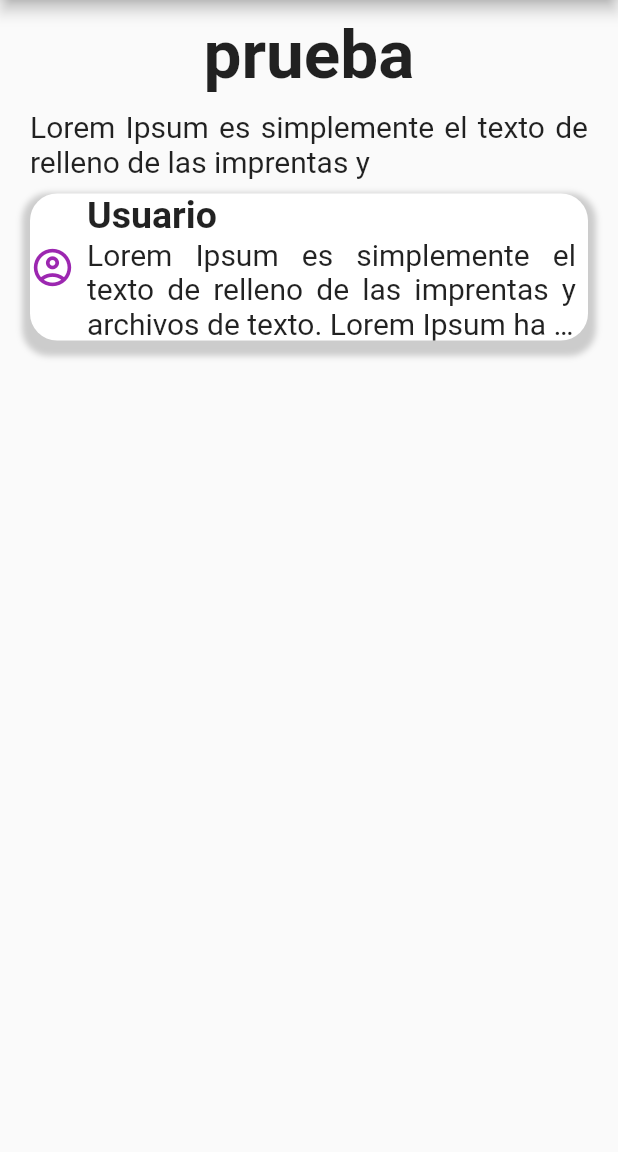
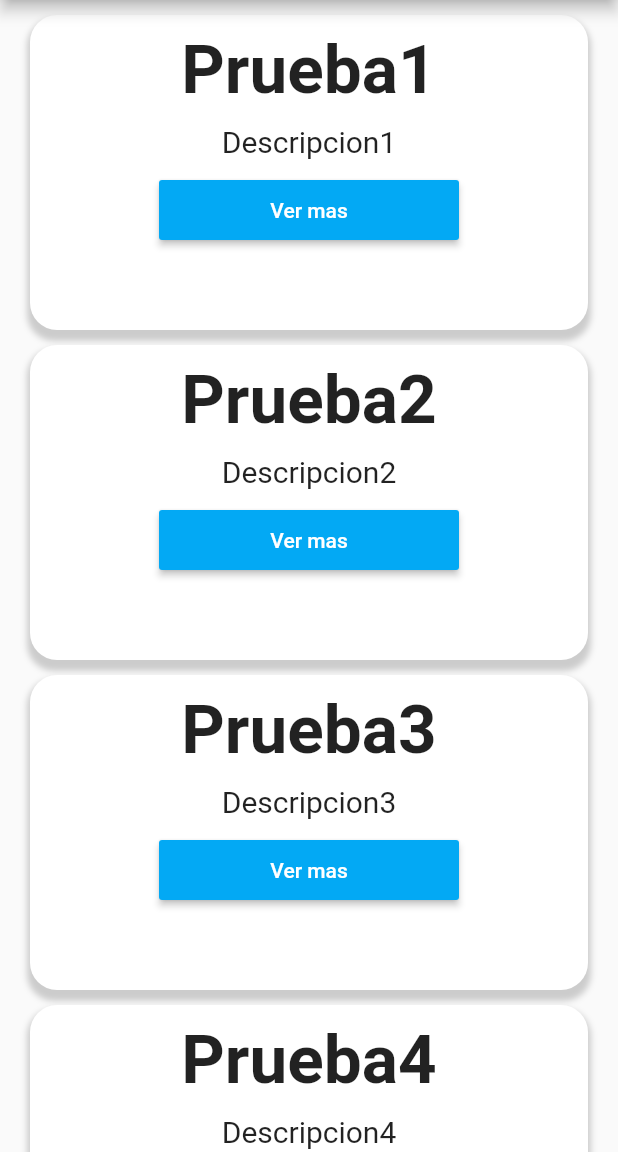
Before and after one commit to PiedraFernando/GestorProyectos, a Flutter app: the screen it shows after launch, on a phone screen of 412 x 824 dp, the part 84-1236 px from its top. Run offline on Flutter 3.47's test engine with Material 2 defaults, Android fonts, the phone set to English and light mode, and no system bars.

Commit message:
Estructura general casi listra

```diff
--- a/lib/main.dart
+++ b/lib/main.dart
@@ -1,7 +1,5 @@
 import 'package:flutter/material.dart';
-import 'package:gestor_proyectos/proyecto/widgets/comentario.dart';
-import 'package:gestor_proyectos/proyecto/widgets/titulo.dart';
-import 'package:gestor_proyectos/proyecto/widgets/descripcion.dart';
+import 'package:gestor_proyectos/proyecto/widgets/contenedorPrevistaProyecto.dart';
 
 void main() {
   runApp(MyApp());
@@ -67,15 +65,7 @@ class _MyHomePageState extends State<MyHomePage> {
         title: Text(widget.title),
       ),
       body: Center(
-        child: ListView(
-          children: [
-            Titulo("prueba"),
-            Descripcion(
-                "Lorem Ipsum es simplemente el texto de relleno de las imprentas y "),
-            Comentario("Usuario",
-                "Lorem Ipsum es simplemente el texto de relleno de las imprentas y archivos de texto. Lorem Ipsum ha sido el texto de relleno estándar de las industrias desde el año 1500, cuando un impresor (N. del T. persona que se dedica a la imprenta) desconocido usó una galería de textos y los mezcló de tal manera que logró hacer un libro de textos especimen. No sólo sobrevivió 500 años, sino que tambien ingresó como texto de relleno en documentos electrónicos, quedando esencialmente igual al original. Fue popularizado en los 60s con la creación de las hojas Letraset, las cuales contenian pasajes de Lorem Ipsum, y más recientemente con software de autoedición, como por ejemplo Aldus PageMaker, el cual incluye versiones de Lorem Ipsum.")
-          ],
-        ),
+        child: ContenedorPrevistaProyecto(),
       ),
     );
   }
--- /dev/null
+++ b/lib/proyecto/widgets/PrevistaProyectos.dart
@@ -0,0 +1,45 @@
+//pantalla que conteine prevista del proyecto
+import 'package:flutter/material.dart';
+import 'package:gestor_proyectos/proyecto/widgets/titulo.dart';
+import 'package:gestor_proyectos/proyecto/widgets/descripcion.dart';
+
+class PrevistaProyeco extends StatelessWidget {
+  final String titulo;
+  final String descripcion;
+  PrevistaProyeco(this.titulo, this.descripcion);
+  @override
+  Widget build(BuildContext context) {
+    return Container(
+      height: 210,
+      margin: EdgeInsets.only(left: 20, top: 10, right: 20, bottom: 0),
+      decoration: BoxDecoration(
+        boxShadow: [
+          BoxShadow(
+            color: Colors.grey.withOpacity(0.5),
+            spreadRadius: 2,
+            blurRadius: 3,
+            offset: Offset(0, 5),
+          ),
+        ],
+        color: Colors.white,
+        borderRadius: BorderRadius.circular(18),
+      ),
+      child: Column(
+        children: [
+          Titulo(titulo),
+          Descripcion(descripcion, 3),
+          Padding(
+            padding: EdgeInsets.all(10),
+            child: MaterialButton(
+              minWidth: 200.0,
+              height: 40.0,
+              onPressed: () {},
+              color: Colors.lightBlue,
+              child: Text('Ver mas', style: TextStyle(color: Colors.white)),
+            ),
+          )
+        ],
+      ),
+    );
+  }
+}
--- a/lib/proyecto/widgets/comentario.dart
+++ b/lib/proyecto/widgets/comentario.dart
@@ -13,7 +13,7 @@ class Comentario extends StatelessWidget {
         boxShadow: [
           BoxShadow(
             color: Colors.grey.withOpacity(0.5),
-            spreadRadius: 5,
+            spreadRadius: 2,
             blurRadius: 3,
             offset: Offset(0, 5),
           ),
@@ -57,7 +57,8 @@ class Comentario extends StatelessWidget {
                   )
                 ],
               ),
-          ))
+            ),
+          )
         ],
       ),
     );
--- a/lib/proyecto/widgets/contenedorComentarios.dart
+++ b/lib/proyecto/widgets/contenedorComentarios.dart
@@ -0,0 +1,19 @@
+//Contendra los comentarios del proyecto
+import 'package:flutter/material.dart';
+import 'package:gestor_proyectos/proyecto/widgets/comentario.dart';
+
+class ContenedorComentarios extends StatelessWidget {
+  @override
+  Widget build(BuildContext context) {
+    return Column(
+      children: [
+        Comentario("Usuario",
+            "Lorem Ipsum es simplemente el texto de relleno de las imprentas y archivos de texto. Lorem Ipsum ha sido el texto de relleno estándar de las industrias desde el año 1500, cuando un impresor (N. del T. persona que se dedica a la imprenta) desconocido usó una galería de textos y los mezcló de tal manera que logró hacer un libro de textos especimen. No sólo sobrevivió 500 años, sino que tambien ingresó como texto de relleno en documentos electrónicos, quedando esencialmente igual al original. Fue popularizado en los 60s con la creación de las hojas Letraset, las cuales contenian pasajes de Lorem Ipsum, y más recientemente con software de autoedición, como por ejemplo Aldus PageMaker, el cual incluye versiones de Lorem Ipsum."),
+        Comentario("Usuario",
+            "Lorem Ipsum es simplemente el texto de relleno de las imprentas y archivos de texto. Lorem Ipsum ha sido el texto de relleno estándar de las industrias desde el año 1500, cuando un impresor (N. del T. persona que se dedica a la imprenta) desconocido usó una galería de textos y los mezcló de tal manera que logró hacer un libro de textos especimen. No sólo sobrevivió 500 años, sino que tambien ingresó como texto de relleno en documentos electrónicos, quedando esencialmente igual al original. Fue popularizado en los 60s con la creación de las hojas Letraset, las cuales contenian pasajes de Lorem Ipsum, y más recientemente con software de autoedición, como por ejemplo Aldus PageMaker, el cual incluye versiones de Lorem Ipsum."),
+        Comentario("Usuario",
+            "Lorem Ipsum es simplemente el texto de relleno de las imprentas y archivos de texto. Lorem Ipsum ha sido el texto de relleno estándar de las industrias desde el año 1500, cuando un impresor (N. del T. persona que se dedica a la imprenta) desconocido usó una galería de textos y los mezcló de tal manera que logró hacer un libro de textos especimen. No sólo sobrevivió 500 años, sino que tambien ingresó como texto de relleno en documentos electrónicos, quedando esencialmente igual al original. Fue popularizado en los 60s con la creación de las hojas Letraset, las cuales contenian pasajes de Lorem Ipsum, y más recientemente con software de autoedición, como por ejemplo Aldus PageMaker, el cual incluye versiones de Lorem Ipsum."),
+      ],
+    );
+  }
+}
--- /dev/null
+++ b/lib/proyecto/widgets/contenedorPrevistaProyecto.dart
@@ -0,0 +1,17 @@
+//pantalla que conteine la lista de las prevista de proyectos
+import 'package:flutter/material.dart';
+import 'PrevistaProyectos.dart';
+
+class ContenedorPrevistaProyecto extends StatelessWidget {
+  @override
+  Widget build(BuildContext context) {
+    return ListView(
+      children: [
+        PrevistaProyeco("Prueba1", "Descripcion1"),
+        PrevistaProyeco("Prueba2", "Descripcion2"),
+        PrevistaProyeco("Prueba3", "Descripcion3"),
+        PrevistaProyeco("Prueba4", "Descripcion4"),
+      ],
+    );
+  }
+}
--- a/lib/proyecto/widgets/contenedorProyecto.dart
+++ b/lib/proyecto/widgets/contenedorProyecto.dart
@@ -1 +1,20 @@
 //pantalla que conteine los elementos hijos como son, titulo, descripcion, comentarios, boton
+import 'package:flutter/material.dart';
+import 'package:gestor_proyectos/proyecto/widgets/titulo.dart';
+import 'package:gestor_proyectos/proyecto/widgets/descripcion.dart';
+import 'package:gestor_proyectos/proyecto/widgets/contenedorComentarios.dart';
+
+class ContenedorProyecto extends StatelessWidget {
+  @override
+  Widget build(BuildContext context) {
+    return ListView(
+      children: [
+        Titulo("prueba"),
+        Descripcion(
+            "Lorem Ipsum es simplemente el texto de relleno de las imprentas y ",
+            0),
+        ContenedorComentarios()
+      ],
+    );
+  }
+}
--- a/lib/proyecto/widgets/descripcion.dart
+++ b/lib/proyecto/widgets/descripcion.dart
@@ -1,11 +1,28 @@
-//Widget para el comentario
+//Widget para la descripcion
 import 'package:flutter/material.dart';
 
 class Descripcion extends StatelessWidget {
   final String descripcion;
-  Descripcion(this.descripcion);
+  final int numeroLineas;
+  Descripcion(this.descripcion, this.numeroLineas);
   @override
   Widget build(BuildContext context) {
+    if (numeroLineas > 0) {
+      return Container(
+        margin: EdgeInsets.only(left: 20, top: 10, right: 20, bottom: 0),
+        child: Flexible(
+          child: Text(
+            descripcion,
+            maxLines: numeroLineas,
+            overflow: TextOverflow.ellipsis,
+            textAlign: TextAlign.justify,
+            style: TextStyle(
+              fontSize: 20,
+            ),
+          ),
+        ),
+      );
+    }
     return Container(
       margin: EdgeInsets.only(left: 20, top: 10, right: 20, bottom: 0),
       child: Flexible(
--- a/lib/proyecto/widgets/titulo.dart
+++ b/lib/proyecto/widgets/titulo.dart
@@ -1,4 +1,4 @@
-//Widget para el comentario
+//Widget para el titulo
 import 'package:flutter/material.dart';
 
 class Titulo extends StatelessWidget {
```
Lines whose indentation alone changed are shown as unchanged.
